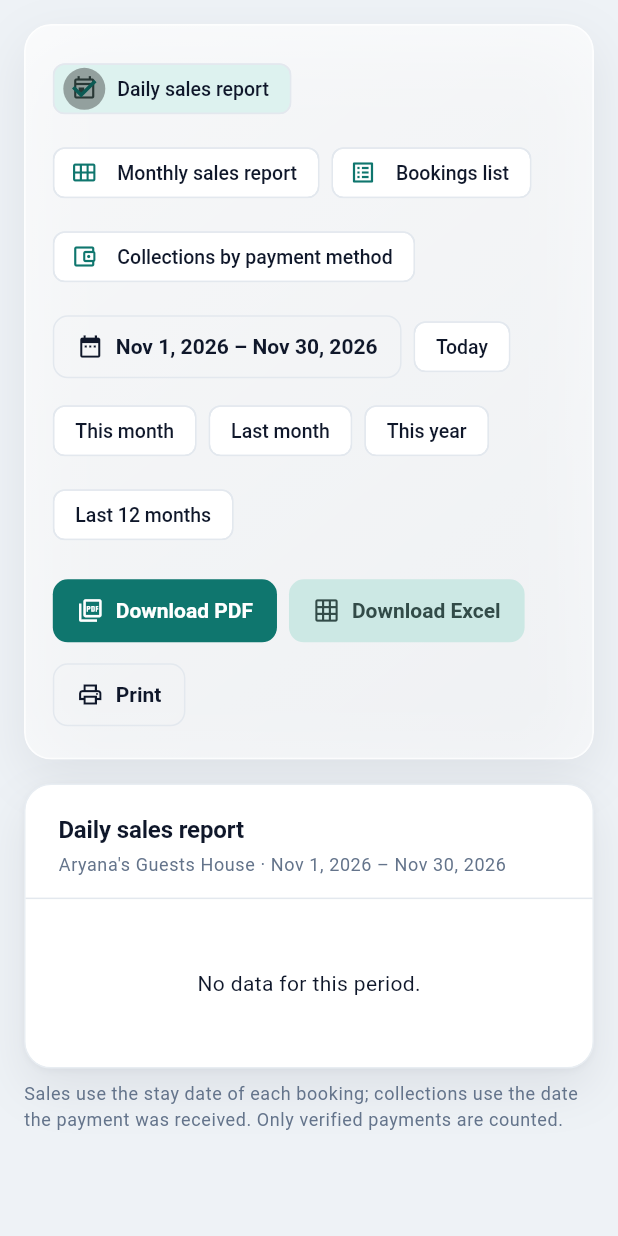
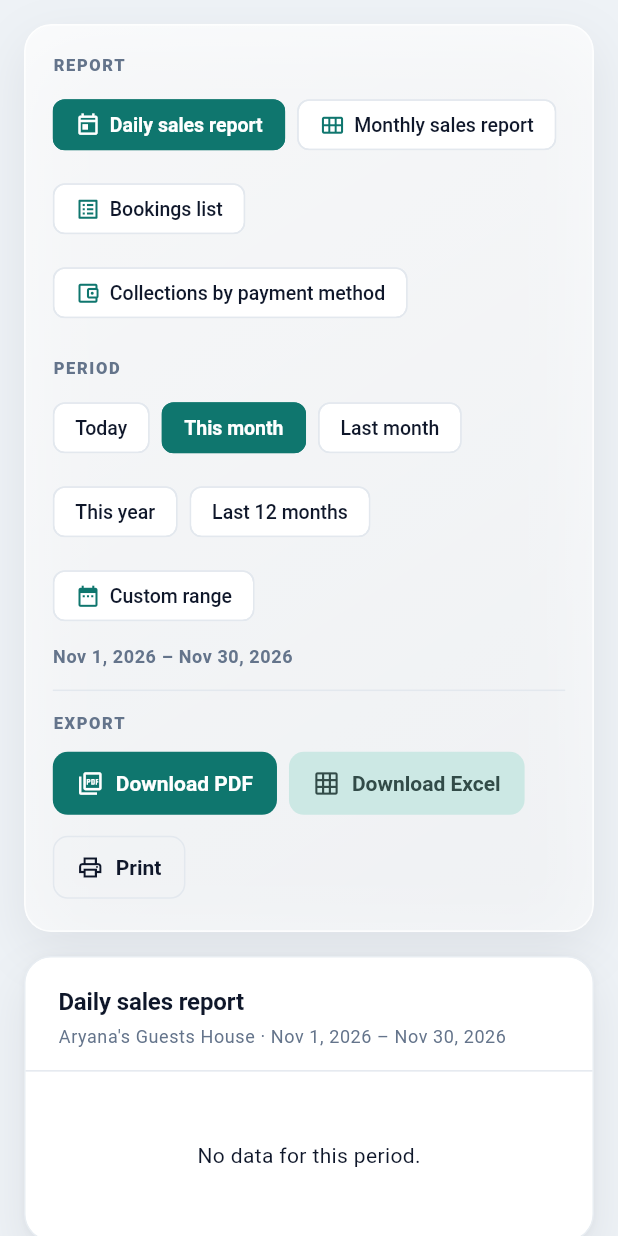
Before and after one commit to kriziabuena34-web/ResortPro, a Flutter app: the ReportsPage widget shown alone on an empty page, opened directly with empty values, on a phone screen of 412 x 824 dp. Run offline on Flutter 3.47's test engine with Material 3 defaults, Android fonts, the phone set to English and light mode, and no system bars; our stand-ins replace flutter_local_notifications, flutter_map, geolocator, google_sign_in, image_picker, latlong2 and 5 more; missing offline and left inert: excel, file_saver, mobile_scanner, workmanager; accounts and stored records are empty; network calls fail.

Commit message:
Reports: labeled controls, highlighted period/report chips, counts without peso sign
Co-Authored-By: Claude Opus 5.5 <noreply@anthropic.com>

Claude-Session: https://claude.ai/code/session_018aPc1BpboXZkenUgfnyGqX

```diff
--- a/resortpro_admin/lib/l10n/app_strings.dart
+++ b/resortpro_admin/lib/l10n/app_strings.dart
@@ -363,6 +363,11 @@ const Map<AppLanguage, Map<String, String>> _strings = {
     'logCreated': 'Booking created by admin: {detail}',
     'nbButton': 'New booking',
     'nbTitle': 'New Walk-In / Phone Booking',
+    'rpBookingsCol': 'Bookings',
+    'rpReportLabel': 'REPORT',
+    'rpPeriodLabel': 'PERIOD',
+    'rpExportLabel': 'EXPORT',
+    'rpCustomRange': 'Custom range',
     'navMessages': 'Messages',
     'msgNone': 'No messages yet. Guests can chat with the resort from the app.',
     'msgPick': 'Select a conversation',
@@ -1026,6 +1031,11 @@ const Map<AppLanguage, Map<String, String>> _strings = {
     'logCreated': 'Ginawa ng admin ang booking: {detail}',
     'nbButton': 'Bagong booking',
     'nbTitle': 'Bagong Walk-In / Phone Booking',
+    'rpBookingsCol': 'Mga booking',
+    'rpReportLabel': 'REPORT',
+    'rpPeriodLabel': 'PANAHON',
+    'rpExportLabel': 'I-EXPORT',
+    'rpCustomRange': 'Sariling petsa',
     'navMessages': 'Mga Mensahe',
     'msgNone': 'Wala pang mensahe. Puwedeng mag-chat ang guest sa resort mula sa app.',
     'msgPick': 'Pumili ng usapan',
@@ -1689,6 +1699,11 @@ const Map<AppLanguage, Map<String, String>> _strings = {
     'logCreated': 'Gihimo sa admin ang booking: {detail}',
     'nbButton': 'Bag-ong booking',
     'nbTitle': 'Bag-ong Walk-In / Phone Booking',
+    'rpBookingsCol': 'Mga booking',
+    'rpReportLabel': 'REPORT',
+    'rpPeriodLabel': 'PANAHON',
+    'rpExportLabel': 'I-EXPORT',
+    'rpCustomRange': 'Kaugalingong petsa',
     'navMessages': 'Mga Mensahe',
     'msgNone': 'Wala pay mensahe. Makig-chat ang guest sa resort gikan sa app.',
     'msgPick': 'Pilia ang panaghisgot',
--- a/resortpro_admin/lib/screens/modules/reports_page.dart
+++ b/resortpro_admin/lib/screens/modules/reports_page.dart
@@ -3,6 +3,7 @@ import 'package:flutter/material.dart';
 import '../../l10n/app_strings.dart';
 import '../../services/admin_data.dart';
 import '../../services/report_builder.dart';
+import '../../theme/app_theme.dart';
 import '../../widgets/admin_widgets.dart';
 
 /// Reports: daily/monthly sales, bookings list, at collections by method.
@@ -55,6 +56,58 @@ class _ReportsPageState extends State<ReportsPage> {
         ReportType.collections => Icons.account_balance_wallet_outlined,
       };
 
+  static bool _sameRange(DateTimeRange a, DateTimeRange b) =>
+      DateUtils.isSameDay(a.start, b.start) && DateUtils.isSameDay(a.end, b.end);
+
+  /// Tugma ba ang napiling petsa sa isa sa mga preset (Today, This month, …)?
+  bool get _isPreset => _presets.values.any((p) => _sameRange(p, _range));
+
+  Future<void> _pickRange() async {
+    final now = DateTime.now();
+    final picked = await showDateRangePicker(
+      context: context,
+      firstDate: DateTime(now.year - 5),
+      lastDate: DateTime(now.year + 3, 12, 31),
+      initialDateRange: _range,
+    );
+    if (picked != null) setState(() => _range = picked);
+  }
+
+  Widget _label(ThemeData theme, String text) => Padding(
+        padding: const EdgeInsets.only(bottom: 8),
+        child: Text(
+          text,
+          style: theme.textTheme.labelSmall?.copyWith(
+            letterSpacing: 1.1,
+            fontWeight: FontWeight.w800,
+            color: AppColors.muted,
+          ),
+        ),
+      );
+
+  /// Iisang itsura para sa report type at period: puno ang kulay kapag napili.
+  Widget _chip({IconData? icon, required String label, required bool selected, required VoidCallback onTap}) {
+    final color = selected ? Colors.white : AppColors.text;
+    return ChoiceChip(
+      showCheckmark: false,
+      selected: selected,
+      onSelected: (_) => onTap(),
+      selectedColor: AppColors.primary,
+      backgroundColor: Colors.white,
+      side: BorderSide(color: selected ? AppColors.primary : AppColors.border),
+      label: Row(
+        mainAxisSize: MainAxisSize.min,
+        children: [
+          if (icon != null) ...[
+            Icon(icon, size: 17, color: selected ? Colors.white : AppColors.primary),
+            const SizedBox(width: 6),
+          ],
+          Text(label, style: TextStyle(color: color, fontWeight: selected ? FontWeight.w700 : FontWeight.w500)),
+        ],
+      ),
+    );
+  }
+
   Future<void> _export(Future<void> Function() action) async {
     setState(() => _exporting = true);
     try {
@@ -83,51 +136,56 @@ class _ReportsPageState extends State<ReportsPage> {
             crossAxisAlignment: CrossAxisAlignment.start,
             children: [
               // ---- Uri ng report ----
+              _label(theme, tr('rpReportLabel')),
               Wrap(
                 spacing: 8,
                 runSpacing: 8,
                 children: [
                   for (final t in ReportType.values)
-                      ChoiceChip(
-                        avatar: Icon(_typeIcon(t), size: 18),
-                        label: Text(_typeLabel(t)),
+                    _chip(
+                      icon: _typeIcon(t),
+                      label: _typeLabel(t),
                       selected: _type == t,
-                        onSelected: (_) => setState(() => _type = t),
+                      onTap: () => setState(() => _type = t),
                     ),
                 ],
               ),
-                const SizedBox(height: 12),
+              const SizedBox(height: 18),
 
-                // ---- Date range ----
+              // ---- Petsa (period) ----
+              _label(theme, tr('rpPeriodLabel')),
+              Wrap(
+                spacing: 8,
+                runSpacing: 8,
+                children: [
+                  for (final e in _presets.entries)
+                    _chip(
+                      label: e.key,
+                      selected: _sameRange(_range, e.value),
+                      onTap: () => setState(() => _range = e.value),
+                    ),
+                  // Sariling petsa: naka-highlight kapag hindi tugma sa alinmang preset.
+                  _chip(
+                    icon: Icons.date_range,
+                    label: _isPreset ? tr('rpCustomRange') : '${formatDate(_range.start)} – ${formatDate(_range.end)}',
+                    selected: !_isPreset,
+                    onTap: _pickRange,
+                  ),
+                ],
+              ),
+              const SizedBox(height: 8),
+              Text(
+                '${formatDate(_range.start)} – ${formatDate(_range.end)}',
+                style: theme.textTheme.bodySmall?.copyWith(fontWeight: FontWeight.w600),
+              ),
+              const Divider(height: 28),
+
+              // ---- Export ----
+              _label(theme, tr('rpExportLabel')),
               Wrap(
                 spacing: 8,
                 runSpacing: 8,
                 crossAxisAlignment: WrapCrossAlignment.center,
-                  children: [
-                    OutlinedButton.icon(
-                      icon: const Icon(Icons.date_range, size: 18),
-                      label: Text('${formatDate(_range.start)} – ${formatDate(_range.end)}'),
-                      onPressed: () async {
-                        final now = DateTime.now();
-                        final picked = await showDateRangePicker(
-                          context: context,
-                          firstDate: DateTime(now.year - 5),
-                          lastDate: DateTime(now.year + 3, 12, 31),
-                          initialDateRange: _range,
-                        );
-                        if (picked != null) setState(() => _range = picked);
-                      },
-                    ),
-                    for (final e in _presets.entries)
-                      ActionChip(label: Text(e.key), onPressed: () => setState(() => _range = e.value)),
-                  ],
-                ),
-                const SizedBox(height: 16),
-
-                // ---- Export buttons ----
-                Wrap(
-                  spacing: 8,
-                  runSpacing: 8,
                 children: [
                   FilledButton.icon(
                     onPressed: _exporting ? null : () => _export(() => ReportBuilder.downloadPdf(report)),
@@ -180,14 +238,14 @@ class _ReportsPageState extends State<ReportsPage> {
                     ],
                     rows: [
                       for (final r in report.rows)
-                        DataRow(cells: [for (final c in r) DataCell(Text(ReportBuilder.cellText(c)))]),
+                        DataRow(cells: [for (var i = 0; i < r.length; i++) DataCell(Text(report.cell(r[i], i)))]),
                       if (report.totals != null)
                         DataRow(
                           color: WidgetStatePropertyAll(theme.colorScheme.surfaceContainerHighest),
                           cells: [
-                            for (final c in report.totals!)
+                            for (var i = 0; i < report.totals!.length; i++)
                               DataCell(Text(
-                                ReportBuilder.cellText(c),
+                                report.cell(report.totals![i], i),
                                 style: const TextStyle(fontWeight: FontWeight.bold),
                               )),
                           ],
```
Also changed, not shown: resortpro_admin/lib/services/report_builder.dart (+22 -6 lines). Lines whose indentation alone changed are shown as unchanged.
